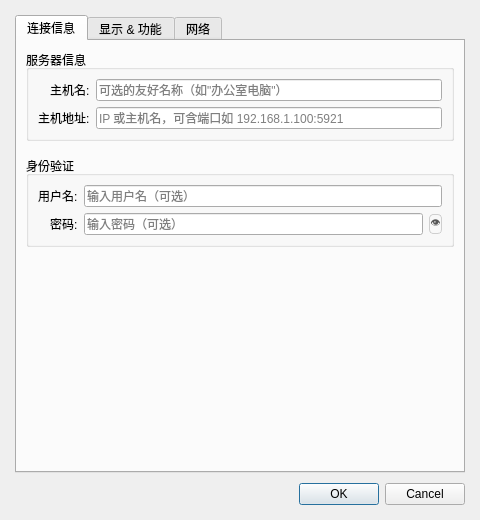
Qt form src/ui/connectiondialog.ui (JiaYongChen/CrossRemoteDesktop) before a commit.
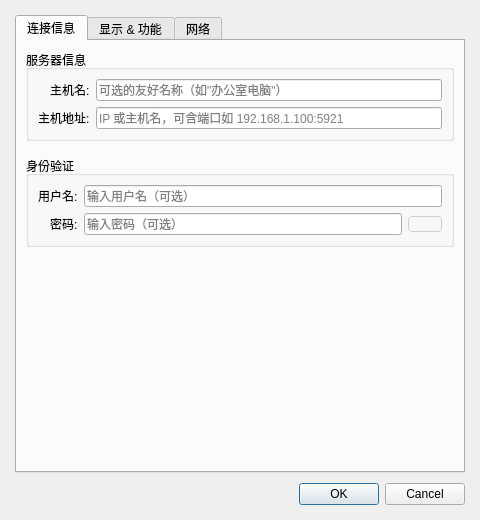
The same form after that commit. Icons and pictures are not drawn.

Commit message: style: 密码切换按钮用 SVG 眼睛图标替代 emoji，22x22 大小，去除红色

What changed in the file:
```diff
--- a/src/ui/connectiondialog.ui
+++ b/src/ui/connectiondialog.ui
@@ -41,12 +41,10 @@
           <item row="1" column="1">
            <layout class="QHBoxLayout" name="passwordLayout">
             <item><widget class="QLineEdit" name="passwordLineEdit"><property name="echoMode"><enum>QLineEdit::Password</enum></property><property name="placeholderText"><string>输入密码（可选）</string></property></widget></item>
-            <item><widget class="QPushButton" name="togglePasswordBtn"><property name="text"><string>👁</string></property><property name="fixedWidth"><number>20</number></property><property name="fixedHeight"><number>20</number></property><property name="toolTip"><string>显示/隐藏密码</string></property><property name="styleSheet"><string>QPushButton#togglePasswordBtn {
+            <item><widget class="QPushButton" name="togglePasswordBtn"><property name="fixedWidth"><number>22</number></property><property name="fixedHeight"><number>22</number></property><property name="toolTip"><string>显示/隐藏密码</string></property><property name="styleSheet"><string>QPushButton#togglePasswordBtn {
 	background-color: transparent;
 	border: 1px solid #cfcfcf;
 	border-radius: 4px;
-	font-size: 10px;
-	color: #555555;
 }
 QPushButton#togglePasswordBtn:hover {
 	background-color: #f0f0f0;
@@ -54,7 +52,6 @@
 QPushButton#togglePasswordBtn[revealed=&quot;true&quot;] {
 	background-color: #0078d4;
 	border-color: #0078d4;
-	color: #ffffff;
 }</string></property></widget></item>
            </layout>
           </item>
```
The commit also changes 5 other files.
